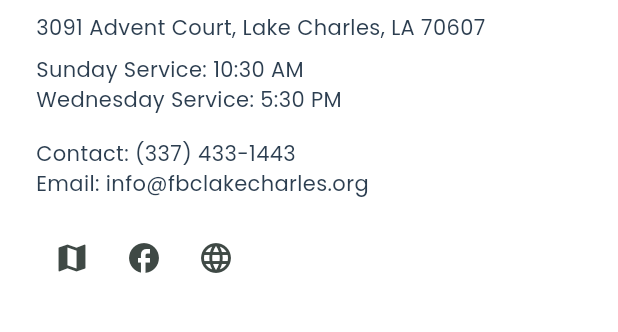
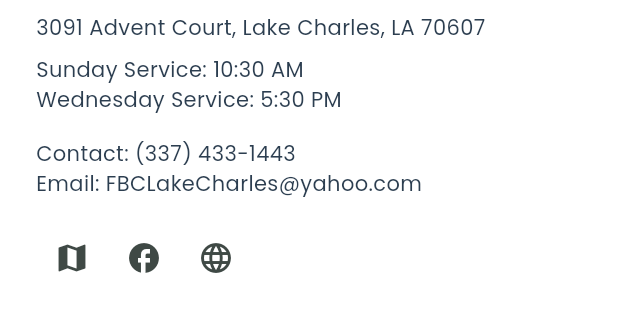
Before and after one commit to HairuiWang96/church-app, a Flutter app: the ChurchInfoScreen screen opened directly, on a phone screen of 412 x 824 dp, the part 204-536 px from its top. Run offline on Flutter 3.47's test engine with Material 3 defaults, Android fonts, the light colour scheme and no system bars; our stand-ins replace flutter_animate, google_fonts, table_calendar.

Commit message:
update email

```diff
--- a/lib/main.dart
+++ b/lib/main.dart
@@ -1181,7 +1181,7 @@ class ChurchInfoScreen extends StatelessWidget {
             Text('Wednesday Service: 5:30 PM'),
             const SizedBox(height: 16),
             Text('Contact: (337) 433-1443'),
-            Text('Email: info@fbclakecharles.org'),
+            Text('Email: FBCLakeCharles@yahoo.com'),
             const SizedBox(height: 16),
             Row(
               children: [
```
